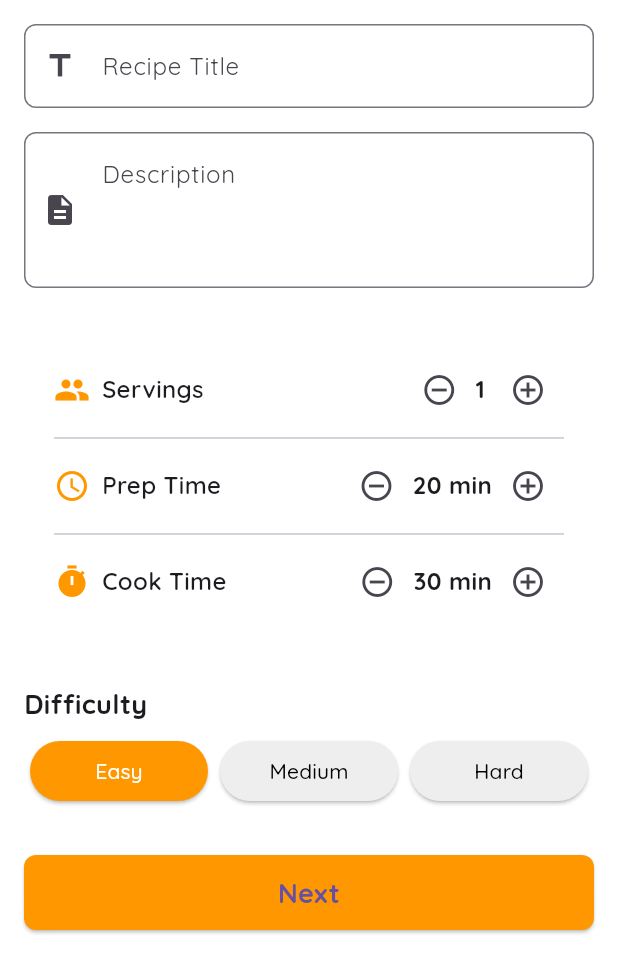
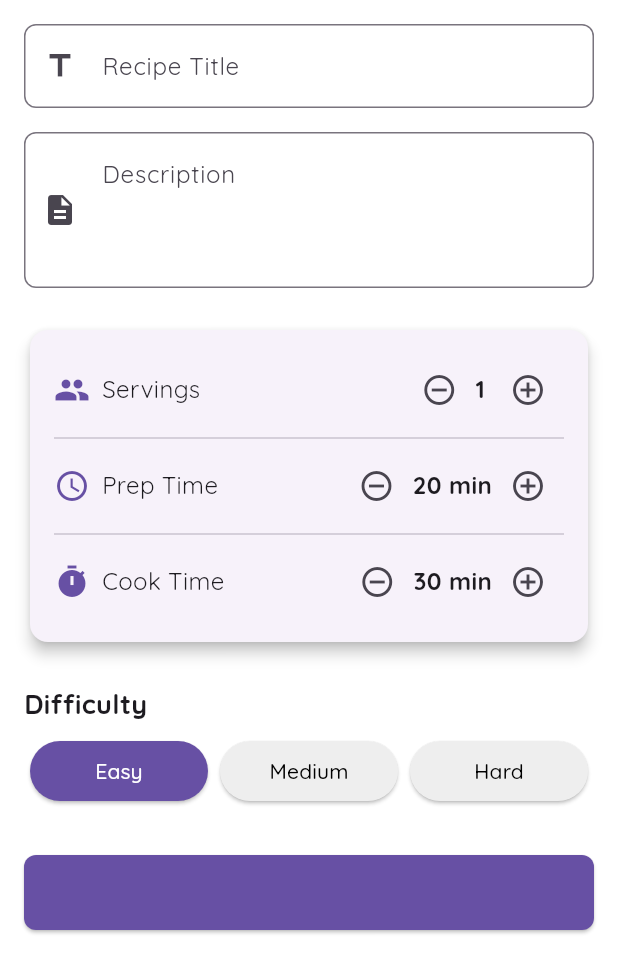
Before and after one commit to BenjaminHung8405/foocipe-cooking-app, a Flutter app: the RecipeTab screen opened directly, on a phone screen of 412 x 824 dp. Shown: the top 973 px of the screen. Run offline on Flutter 3.47's test engine with Material 3 defaults, Android fonts, the phone set to English and light mode, and no system bars; our stand-ins replace flutter_secure_storage; accounts and stored records are empty.

```diff
--- a/lib/main.dart
+++ b/lib/main.dart
@@ -1,7 +1,9 @@
 import 'package:flutter/material.dart';
+// import 'package:firebase_core/firebase_core.dart';
 import 'app.dart';
 
-void main() {
+void main() async {
   WidgetsFlutterBinding.ensureInitialized();
-  runApp(const MyApp());
+  // await Firebase.initializeApp();
+  runApp(MyApp());
 }
--- a/lib/presentation/component_page/recipe_tab.dart
+++ b/lib/presentation/component_page/recipe_tab.dart
@@ -35,13 +35,9 @@ class _RecipeTabState extends State<RecipeTab> {
                   SizedBox(height: 32),
                   ElevatedButton(
                     onPressed: () {},
-                    child: Text(
-                      'Next',
-                      style:
-                          TextStyle(fontSize: 18, fontWeight: FontWeight.w700),
-                    ),
+                    child: Text('Next'),
                     style: ElevatedButton.styleFrom(
-                      backgroundColor: Colors.orange,
+                      backgroundColor: Theme.of(context).primaryColor,
                       minimumSize: Size(double.infinity, 50),
                       shape: RoundedRectangleBorder(
                         borderRadius: BorderRadius.circular(8),
@@ -76,8 +72,7 @@ class _RecipeTabState extends State<RecipeTab> {
 
   Widget _buildInfoSection() {
     return Card(
-      color: Colors.white,
-      elevation: 0,
+      elevation: 4,
       shape: RoundedRectangleBorder(borderRadius: BorderRadius.circular(12)),
       child: Padding(
         padding: const EdgeInsets.all(16.0),
@@ -99,11 +94,9 @@ class _RecipeTabState extends State<RecipeTab> {
       {String unit = ''}) {
     return Row(
       children: [
-        Icon(icon, color: Colors.orange),
+        Icon(icon, color: Theme.of(context).primaryColor),
         SizedBox(width: 8),
-        Expanded(
-            child: Text(label,
-                style: TextStyle(fontSize: 16, fontWeight: FontWeight.w600))),
+        Expanded(child: Text(label, style: TextStyle(fontSize: 16))),
         IconButton(
           icon: Icon(Icons.remove_circle_outline),
           onPressed: () => setState(() => value > 1 ? value-- : null),
@@ -132,13 +125,11 @@ class _RecipeTabState extends State<RecipeTab> {
                 padding: const EdgeInsets.symmetric(horizontal: 4.0),
                 child: ElevatedButton(
                   onPressed: () => setState(() => difficulty = value),
-                  child: Text(
-                    value,
-                    style: TextStyle(fontSize: 14, fontWeight: FontWeight.w500),
-                  ),
+                  child: Text(value),
                   style: ElevatedButton.styleFrom(
-                    backgroundColor:
-                        difficulty == value ? Colors.orange : Colors.grey[200],
+                    backgroundColor: difficulty == value
+                        ? Theme.of(context).primaryColor
+                        : Colors.grey[200],
                     foregroundColor:
                         difficulty == value ? Colors.white : Colors.black,
                     shape: RoundedRectangleBorder(
--- a/pubspec.yaml
+++ b/pubspec.yaml
@@ -14,6 +14,9 @@ dependencies:
   google_sign_in: ^6.2.1
   flutter_secure_storage: ^9.2.2
   http: ^1.2.1
+  # firebase_core: ^2.15.1
+  # firebase_storage: ^11.2.6
+  # image_picker: ^1.0.4
 
 dev_dependencies:
   flutter_test:
```
Also changed, not shown: lib/service/upload_image.dart (added, +34 -0 lines), 2 other files.
